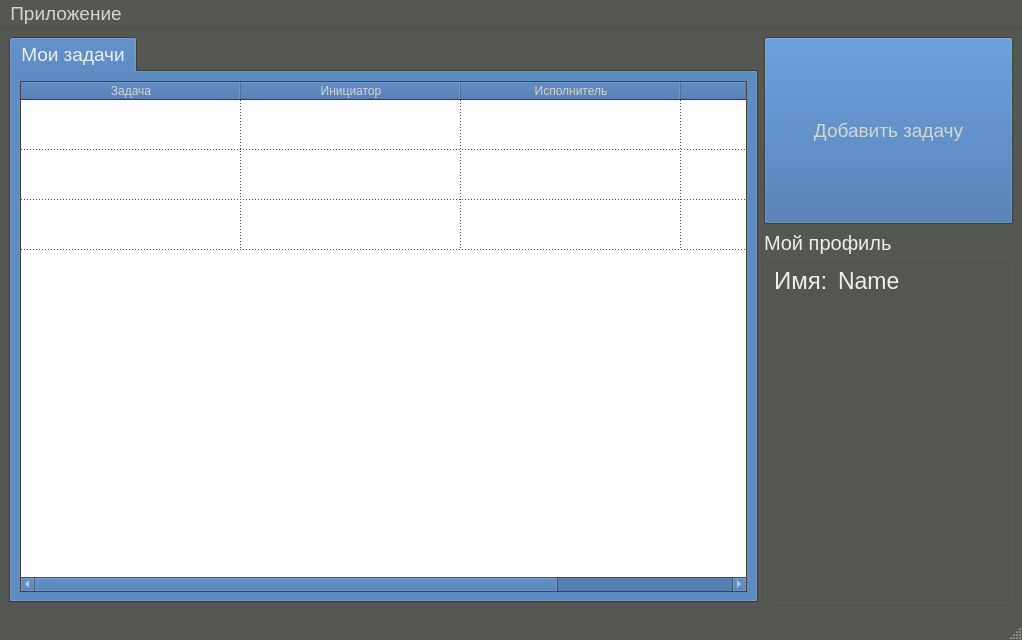
Qt form client/ui_lib/mainwindow.ui (xpewa/TaskMessenger) before a commit.
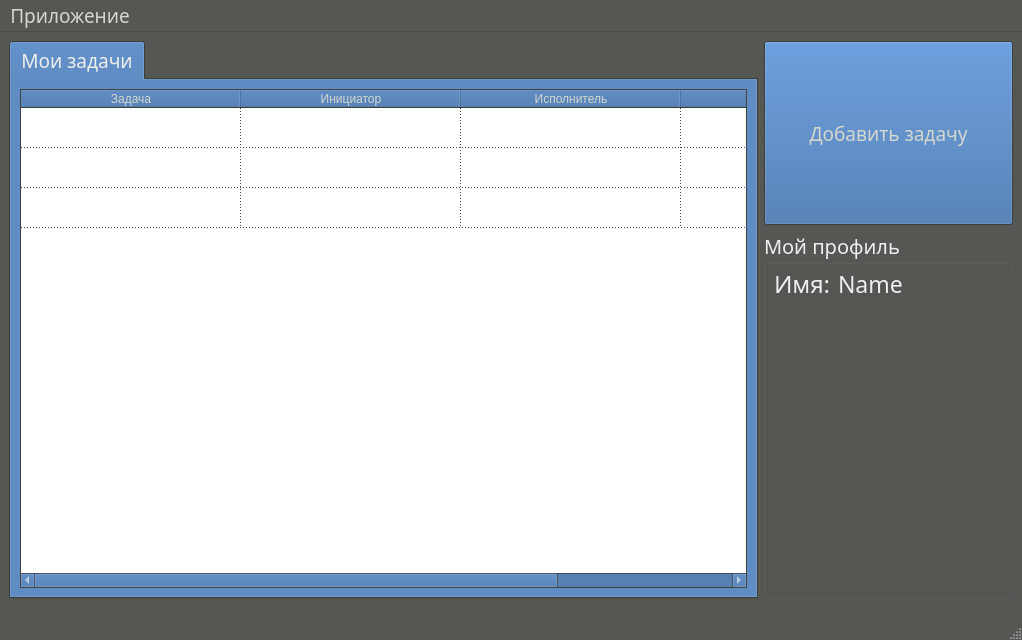
The same form after that commit.

```diff
--- a/client/ui_lib/mainwindow.ui
+++ b/client/ui_lib/mainwindow.ui
@@ -157,6 +157,7 @@
   </property>
   <property name="font">
    <font>
+    <family>Waree</family>
     <pointsize>14</pointsize>
     <stylestrategy>PreferDefault</stylestrategy>
    </font>
@@ -222,6 +223,7 @@
       </property>
       <property name="font">
        <font>
+        <family>Waree</family>
         <pointsize>15</pointsize>
         <stylestrategy>PreferDefault</stylestrategy>
        </font>
@@ -238,7 +240,7 @@
          <x>10</x>
          <y>30</y>
          <width>181</width>
-         <height>41</height>
+         <height>46</height>
         </rect>
        </property>
        <layout class="QHBoxLayout" name="horizontalLayout">
@@ -255,6 +257,7 @@
           </property>
           <property name="font">
            <font>
+            <family>Waree</family>
             <pointsize>18</pointsize>
             <stylestrategy>PreferDefault</stylestrategy>
            </font>
@@ -274,6 +277,7 @@
           </property>
           <property name="font">
            <font>
+            <family>Waree</family>
             <pointsize>17</pointsize>
             <stylestrategy>PreferDefault</stylestrategy>
            </font>
@@ -442,7 +446,7 @@
            <number>0</number>
           </attribute>
           <attribute name="verticalHeaderDefaultSectionSize">
-           <number>50</number>
+           <number>40</number>
           </attribute>
           <attribute name="verticalHeaderHighlightSections">
            <bool>false</bool>
@@ -540,7 +544,7 @@
      <x>0</x>
      <y>0</y>
      <width>1022</width>
-     <height>27</height>
+     <height>38</height>
     </rect>
    </property>
    <property name="palette">
```
